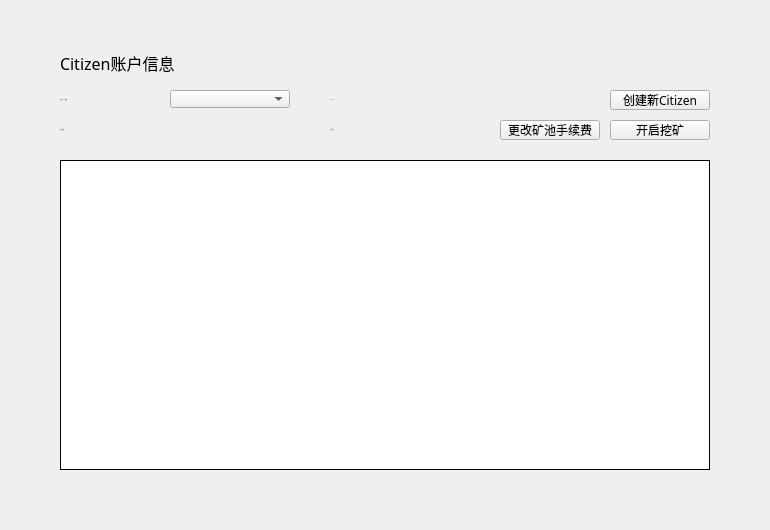
First picture: the form in LNKWallet/citizen/CitizenAccountPage.ui, repository HcashOrg/hx-indicator, before the edit.
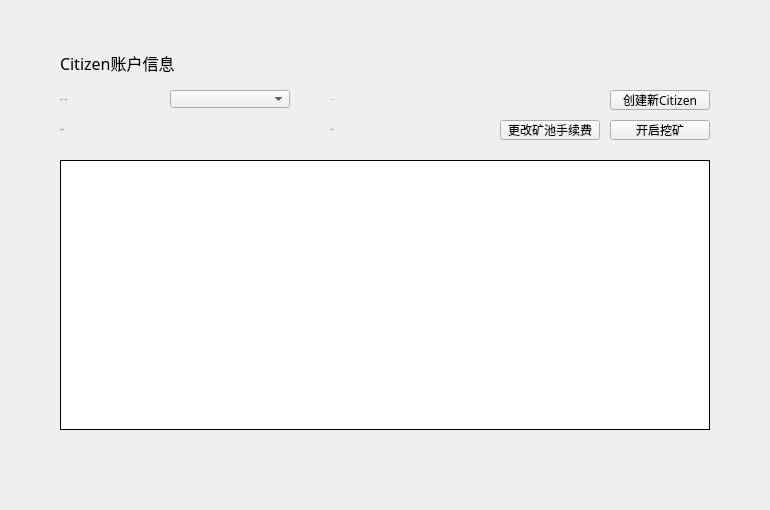
Second picture: the form after the edit.

```diff
--- a/LNKWallet/citizen/CitizenAccountPage.ui
+++ b/LNKWallet/citizen/CitizenAccountPage.ui
@@ -7,7 +7,7 @@
     <x>0</x>
     <y>0</y>
     <width>770</width>
-    <height>530</height>
+    <height>510</height>
    </rect>
   </property>
   <property name="windowTitle">
@@ -154,7 +154,7 @@
      <x>60</x>
      <y>160</y>
      <width>650</width>
-     <height>310</height>
+     <height>270</height>
     </rect>
    </property>
    <property name="cursor" stdset="0">
@@ -451,7 +451,7 @@
    <property name="geometry">
     <rect>
      <x>0</x>
-     <y>490</y>
+     <y>470</y>
      <width>770</width>
      <height>40</height>
     </rect>
```
